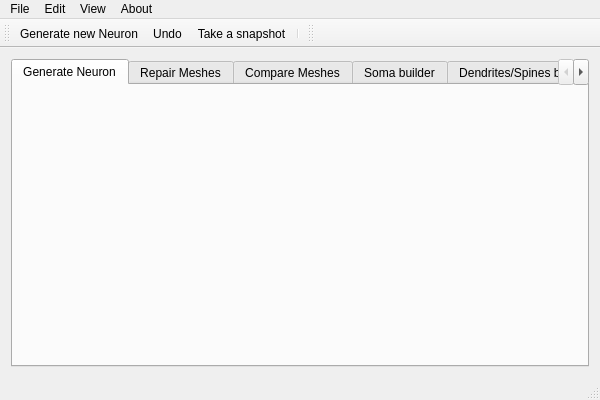
This is Neuronize/neuronize.ui in vg-lab/Neuronize as Qt 5 draws it before an edit. The edited form follows.
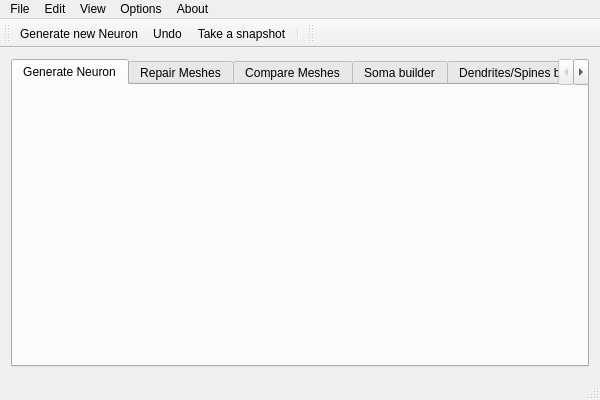
This is the edited form. Icons and pictures are not drawn.

Commit message: Added new option of bbdd and reset Python env. Added new spines to batch generation

The edit to the form file:
```diff
--- a/Neuronize/neuronize.ui
+++ b/Neuronize/neuronize.ui
@@ -135,9 +135,18 @@
     <addaction name="actionHelp"/>
     <addaction name="actionAbout_Neuronize"/>
    </widget>
+   <widget class="QMenu" name="menuOptions">
+    <property name="title">
+     <string>Options</string>
+    </property>
+    <addaction name="actionReset_Python_Enviorement"/>
+    <addaction name="actionExport_Database_File"/>
+    <addaction name="actionDelete_Local_Database"/>
+   </widget>
    <addaction name="menuFile"/>
    <addaction name="menuEdit"/>
    <addaction name="menuView"/>
+   <addaction name="menuOptions"/>
    <addaction name="menuAbout"/>
   </widget>
   <widget class="QToolBar" name="mainToolBar">
```
Left out of the diff: 15 changed lines with no effect on the pictures. The commit also changes 6 other files.
